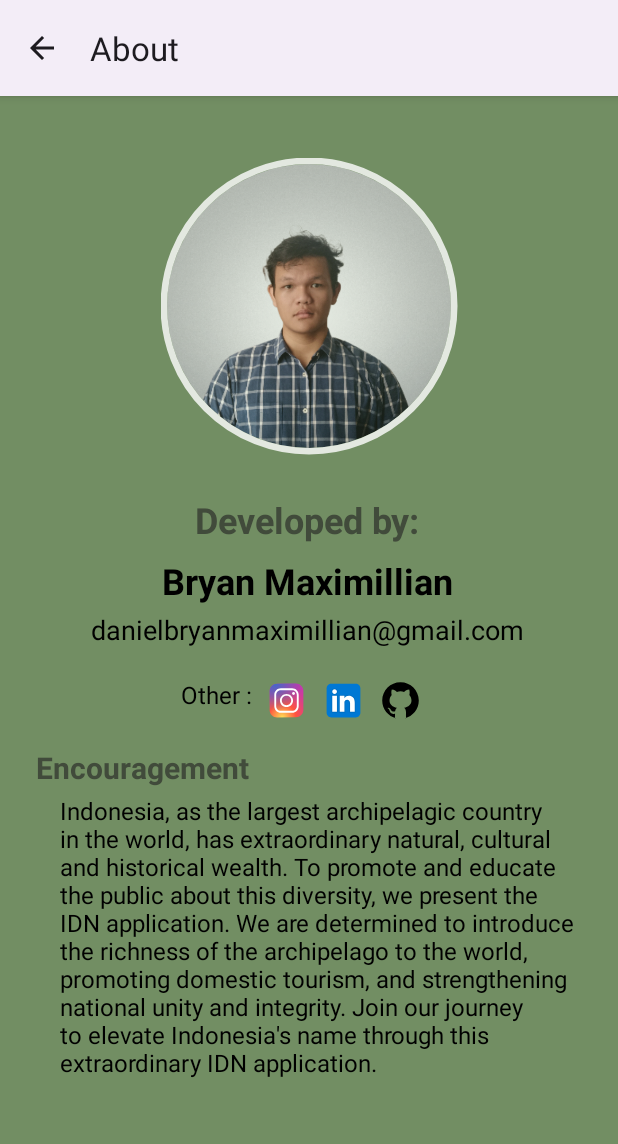
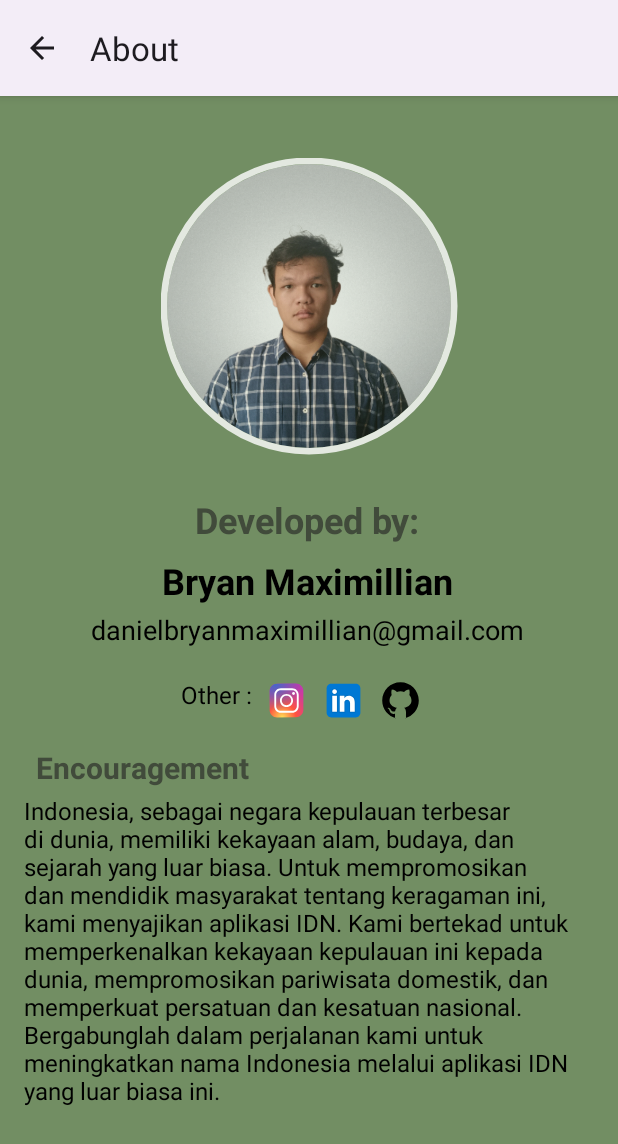
Before and after one commit to aximillian/Dicoding-Submission-Android-Pemula, an Android app: the AboutActivity screen opened directly, with no data from a screen before it, on a phone screen of 412 x 824 dp. Shown: the top 1144 px of the screen. Run offline under Robolectric (Android 15) with nearby library versions, the phone set to English and light mode, and no system bars; our stand-ins replace CircleImageView.

Commit message:
Update About_Activity

```diff
--- a/app/src/main/res/layout/activity_about.xml
+++ b/app/src/main/res/layout/activity_about.xml
@@ -1,11 +1,14 @@
 <?xml version="1.0" encoding="utf-8"?>
-<androidx.constraintlayout.widget.ConstraintLayout xmlns:android="http://schemas.android.com/apk/res/android"
+<ScrollView xmlns:android="http://schemas.android.com/apk/res/android"
     xmlns:app="http://schemas.android.com/apk/res-auto"
     xmlns:tools="http://schemas.android.com/tools"
     android:layout_width="match_parent"
     android:layout_height="match_parent"
-    android:background="@color/primer3"
-    tools:context=".AboutActivity">
+    android:background="@color/primer3">
+
+    <androidx.constraintlayout.widget.ConstraintLayout
+        android:layout_width="match_parent"
+        android:layout_height="wrap_content">
 
         <de.hdodenhof.circleimageview.CircleImageView
             android:id="@+id/circleImageView"
@@ -24,7 +27,7 @@
             android:scaleX="1.1"
             android:scaleY="1.1"
             android:translationZ="8dp"
-        android:foreground="?android:attr/selectableItemBackground"/>
+            android:foreground="?android:attr/selectableItemBackground" />
 
         <TextView
             android:id="@+id/header"
@@ -126,16 +129,17 @@
 
         <TextView
             android:id="@+id/isi"
-        android:layout_width="380dp"
+            android:layout_width="wrap_content"
             android:layout_height="wrap_content"
-        android:layout_marginStart="24dp"
             android:layout_marginTop="4dp"
             android:paddingStart="16dp"
             android:paddingEnd="16dp"
-        android:text="Indonesia, as the largest archipelagic country in the world, has extraordinary natural, cultural and historical wealth. To promote and educate the public about this diversity, we present the IDN application. We are determined to introduce the richness of the archipelago to the world, promoting domestic tourism, and strengthening national unity and integrity. Join our journey to elevate Indonesia's name through this extraordinary IDN application."
+            android:text="Indonesia, sebagai negara kepulauan terbesar di dunia, memiliki kekayaan alam, budaya, dan sejarah yang luar biasa. Untuk mempromosikan dan mendidik masyarakat tentang keragaman ini, kami menyajikan aplikasi IDN. Kami bertekad untuk memperkenalkan kekayaan kepulauan ini kepada dunia, mempromosikan pariwisata domestik, dan memperkuat persatuan dan kesatuan nasional. Bergabunglah dalam perjalanan kami untuk meningkatkan nama Indonesia melalui aplikasi IDN yang luar biasa ini."
             android:textColor="@color/black"
             android:textSize="16sp"
+            app:layout_constraintEnd_toEndOf="parent"
             app:layout_constraintStart_toStartOf="parent"
             app:layout_constraintTop_toBottomOf="@+id/alasan" />
 
     </androidx.constraintlayout.widget.ConstraintLayout>
+</ScrollView>
--- a/app/src/main/res/layout/activity_detail.xml
+++ b/app/src/main/res/layout/activity_detail.xml
@@ -7,7 +7,6 @@
     android:background="@color/primer1"
     tools:context=".DetailActivity">
 
-
     <androidx.cardview.widget.CardView
         android:layout_width="match_parent"
         android:layout_height="wrap_content"
@@ -15,14 +14,13 @@
         android:layout_marginRight="12dp"
         android:layout_marginLeft="12dp"
         android:layout_marginBottom="12dp"
-
-
         app:cardCornerRadius="8dp"
         app:cardElevation="4dp">
 
         <androidx.constraintlayout.widget.ConstraintLayout
             android:layout_width="match_parent"
             android:layout_height="wrap_content">
+
 
             <ImageView
                 android:id="@+id/img_prov"
```
Lines whose indentation alone changed are shown as unchanged.
